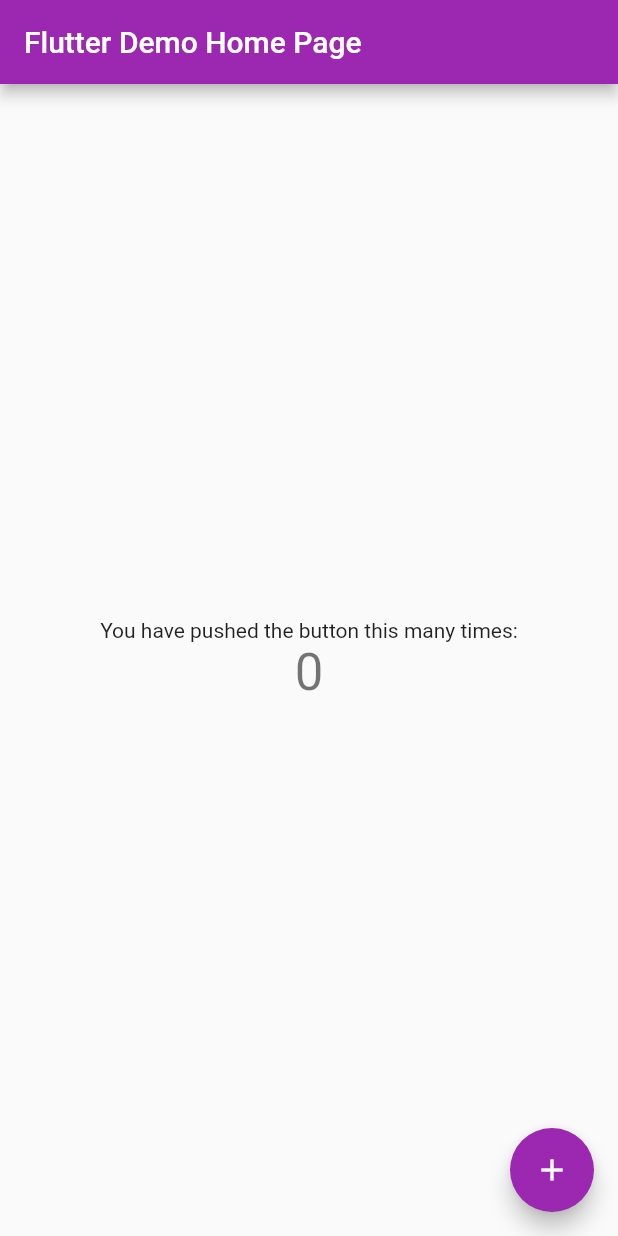
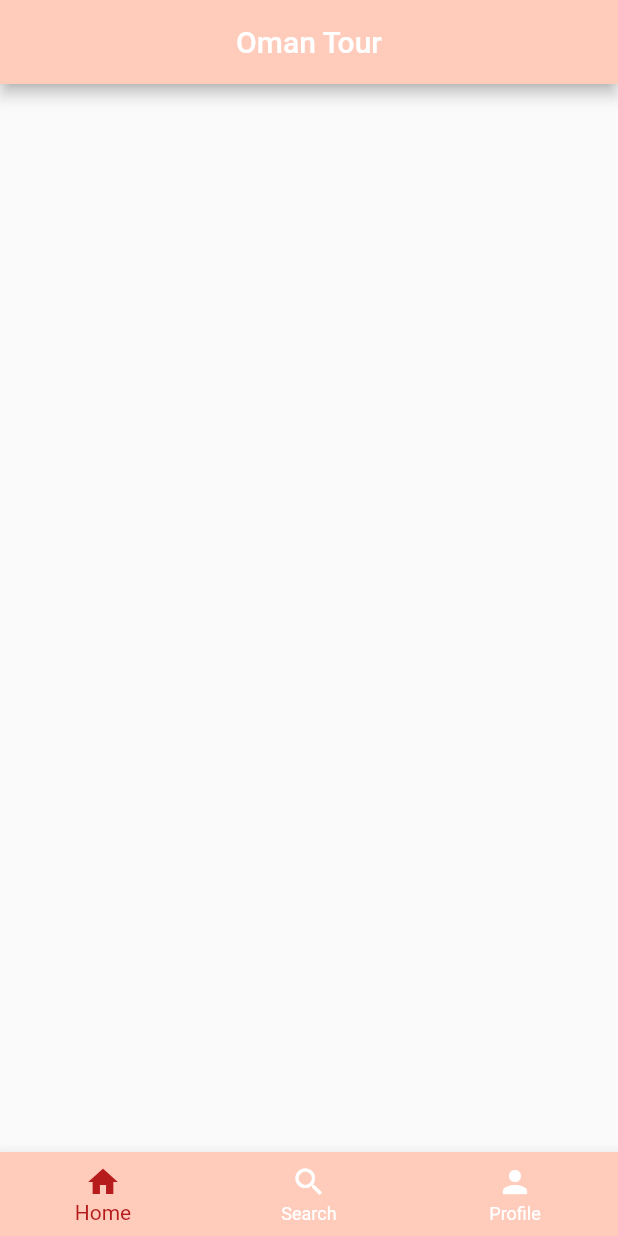
Before and after one commit to mazinalismaili/practiceapp, a Flutter app: the screen it shows after launch, on a phone screen of 412 x 824 dp. Run offline on Flutter 3.47's test engine with Material 2 defaults, Android fonts, the phone set to English and light mode, and no system bars.

Commit message:
learning about widgets

```diff
--- a/lib/main.dart
+++ b/lib/main.dart
@@ -1,115 +1,37 @@
 import 'package:flutter/material.dart';
 
 void main() {
-  runApp(const MyApp());
+  runApp( MaterialApp(
+    home: Scaffold(
+      appBar: AppBar(
+        title: const Center(
+          child: Text("Oman Tour"),
+          ),
+          backgroundColor: Colors.deepOrange[100],
+          ),
+      bottomNavigationBar: BottomNavigationBar(
+        type: BottomNavigationBarType.fixed, // Fixed
+        backgroundColor: Colors.deepOrange[100], // <-- This works for fixed
+        selectedItemColor: Colors.red[900],
+        unselectedItemColor: Colors.white,
+        items: const <BottomNavigationBarItem> [
+          BottomNavigationBarItem(
+            icon: Icon(Icons.home),
+            label: "Home",
+          ),
+          BottomNavigationBarItem(
+            icon: Icon(Icons.search),
+            label: "Search",
+          ),
+          BottomNavigationBarItem(
+            icon: Icon(Icons.person),
+            label: "Profile",
+          ),
+
+        ],
+
+      ),
+      ),
+
+  ),);
 }
-
-class MyApp extends StatelessWidget {
-  const MyApp({super.key});
-
-  // This widget is the root of your application.
-  @override
-  Widget build(BuildContext context) {
-    return MaterialApp(
-      title: 'Flutter Demo',
-      theme: ThemeData(
-        // This is the theme of your application.
-        //
-        // Try running your application with "flutter run". You'll see the
-        // application has a blue toolbar. Then, without quitting the app, try
-        // changing the primarySwatch below to Colors.green and then invoke
-        // "hot reload" (press "r" in the console where you ran "flutter run",
-        // or simply save your changes to "hot reload" in a Flutter IDE).
-        // Notice that the counter didn't reset back to zero; the application
-        // is not restarted.
-        primarySwatch: Colors.purple,
-      ),
-      home: const MyHomePage(title: 'Flutter Demo Home Page'),
-    );
-  }
-}
-
-class MyHomePage extends StatefulWidget {
-  const MyHomePage({super.key, required this.title});
-
-  // This widget is the home page of your application. It is stateful, meaning
-  // that it has a State object (defined below) that contains fields that affect
-  // how it looks.
-
-  // This class is the configuration for the state. It holds the values (in this
-  // case the title) provided by the parent (in this case the App widget) and
-  // used by the build method of the State. Fields in a Widget subclass are
-  // always marked "final".
-
-  final String title;
-
-  @override
-  State<MyHomePage> createState() => _MyHomePageState();
-}
-
-class _MyHomePageState extends State<MyHomePage> {
-  int _counter = 0;
-
-  void _incrementCounter() {
-    setState(() {
-      // This call to setState tells the Flutter framework that something has
-      // changed in this State, which causes it to rerun the build method below
-      // so that the display can reflect the updated values. If we changed
-      // _counter without calling setState(), then the build method would not be
-      // called again, and so nothing would appear to happen.
-      _counter++;
-    });
-  }
-
-  @override
-  Widget build(BuildContext context) {
-    // This method is rerun every time setState is called, for instance as done
-    // by the _incrementCounter method above.
-    //
-    // The Flutter framework has been optimized to make rerunning build methods
-    // fast, so that you can just rebuild anything that needs updating rather
-    // than having to individually change instances of widgets.
-    return Scaffold(
-      appBar: AppBar(
-        // Here we take the value from the MyHomePage object that was created by
-        // the App.build method, and use it to set our appbar title.
-        title: Text(widget.title),
-      ),
-      body: Center(
-        // Center is a layout widget. It takes a single child and positions it
-        // in the middle of the parent.
-        child: Column(
-          // Column is also a layout widget. It takes a list of children and
-          // arranges them vertically. By default, it sizes itself to fit its
-          // children horizontally, and tries to be as tall as its parent.
-          //
-          // Invoke "debug painting" (press "p" in the console, choose the
-          // "Toggle Debug Paint" action from the Flutter Inspector in Android
-          // Studio, or the "Toggle Debug Paint" command in Visual Studio Code)
-          // to see the wireframe for each widget.
-          //
-          // Column has various properties to control how it sizes itself and
-          // how it positions its children. Here we use mainAxisAlignment to
-          // center the children vertically; the main axis here is the vertical
-          // axis because Columns are vertical (the cross axis would be
-          // horizontal).
-          mainAxisAlignment: MainAxisAlignment.center,
-          children: <Widget>[
-            const Text(
-              'You have pushed the button this many times:',
-            ),
-            Text(
-              '$_counter',
-              style: Theme.of(context).textTheme.headline4,
-            ),
-          ],
-        ),
-      ),
-      floatingActionButton: FloatingActionButton(
-        onPressed: _incrementCounter,
-        tooltip: 'Increment',
-        child: const Icon(Icons.add),
-      ), // This trailing comma makes auto-formatting nicer for build methods.
-    );
-  }
-}
```
Also changed, not shown: 1 other file.
